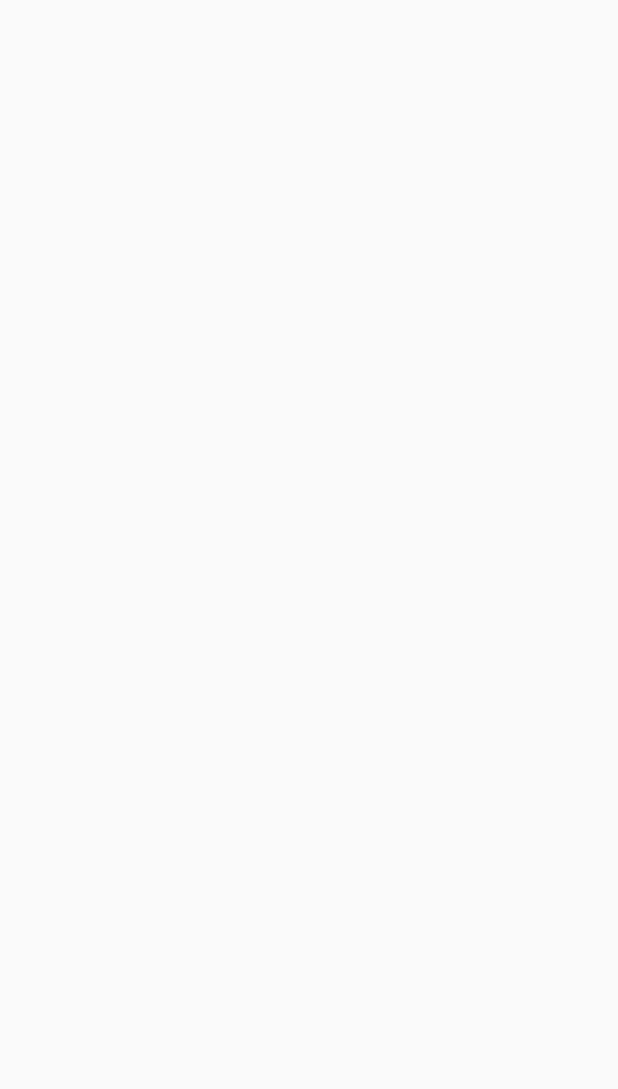
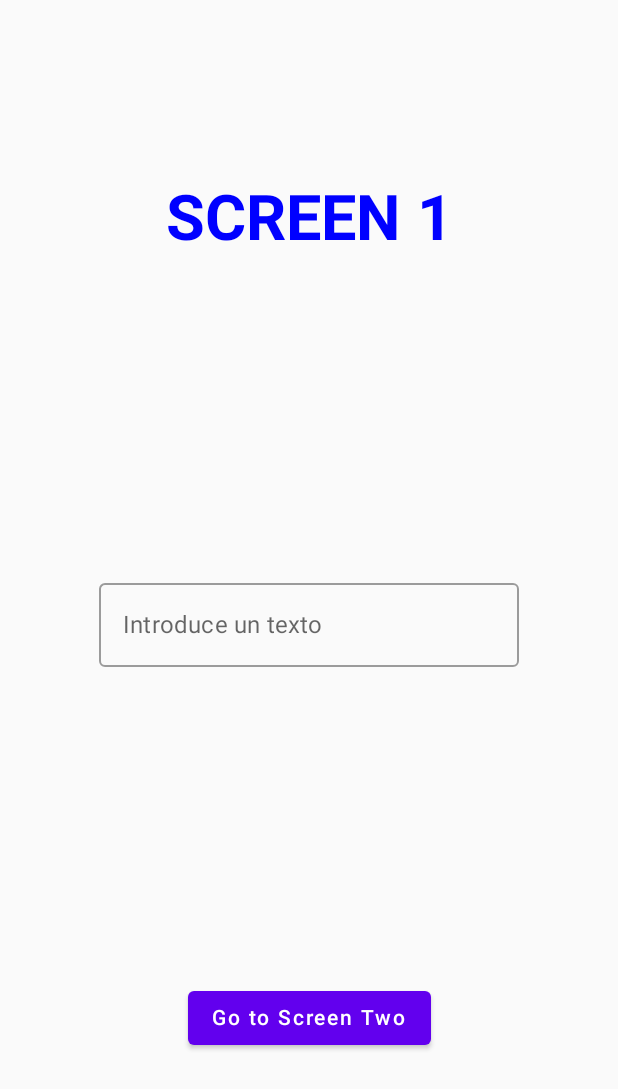
Before and after one commit to JorgeAgulloM/JetpackComposeBasic, an Android app built with Jetpack Compose: the screen it shows after launch (MainActivity), on a phone screen of 412 x 824 dp. Before the commit the part shown is empty. Shown: the top 1089 px of the screen. Run offline under Robolectric (Android 15) with nearby library versions, the phone set to English and light mode, and no system bars.

```diff
--- a/app/src/main/java/com/demo/jetpackcomposebasic/MainActivity.kt
+++ b/app/src/main/java/com/demo/jetpackcomposebasic/MainActivity.kt
@@ -6,27 +6,22 @@ import androidx.activity.compose.setContent
 import androidx.compose.runtime.Composable
 import androidx.compose.ui.tooling.preview.Devices
 import androidx.compose.ui.tooling.preview.Preview
+import com.demo.jetpackcomposebasic.navigation.NavigationHost
 import com.demo.jetpackcomposebasic.ui.theme.JetpackComposeBasicTheme
 
 class MainActivity : ComponentActivity() {
     override fun onCreate(savedInstanceState: Bundle?) {
         super.onCreate(savedInstanceState)
         setContent {
-
-
+            NavigationHost()
         }
     }
 }
-
-
-
-
 
 @Preview(showBackground = true, showSystemUi = true, device = Devices.DEFAULT)
 @Composable
 fun DefaultPreview() {
     JetpackComposeBasicTheme {
-
-
+        NavigationHost()
     }
 }
--- /dev/null
+++ b/app/src/main/java/com/demo/jetpackcomposebasic/ScreenOne.kt
@@ -0,0 +1,47 @@
+package com.demo.jetpackcomposebasic
+
+import androidx.compose.foundation.layout.*
+import androidx.compose.material.Button
+import androidx.compose.material.OutlinedTextField
+import androidx.compose.material.Text
+import androidx.compose.material.TextField
+import androidx.compose.runtime.*
+import androidx.compose.ui.Alignment
+import androidx.compose.ui.Modifier
+import androidx.compose.ui.graphics.Color
+import androidx.compose.ui.text.TextStyle
+import androidx.compose.ui.text.font.FontWeight
+import androidx.compose.ui.unit.dp
+import androidx.compose.ui.unit.sp
+
+@Composable
+fun ScreenOne(
+    goToScreenTwo: (String) -> Unit
+) {
+
+    var textValue by remember {
+        mutableStateOf("")
+    }
+
+    Column(
+        modifier = Modifier
+            .fillMaxSize()
+            .padding(16.dp),
+        verticalArrangement = Arrangement.SpaceAround,
+        horizontalAlignment = Alignment.CenterHorizontally
+    ) {
+        Text(
+            text = "SCREEN 1",
+            style = TextStyle(color = Color.Blue, fontSize = 42.sp, fontWeight = FontWeight.Bold)
+        )
+        OutlinedTextField(
+            value = textValue,
+            onValueChange = { textValue = it },
+            label = { Text(text = "Introduce un texto") }
+        )
+
+        Button(onClick = { goToScreenTwo(textValue.ifEmpty { "Write first" }) }) {
+            Text(text = "Go to Screen Two")
+        }
+    }
+}
--- /dev/null
+++ b/app/src/main/java/com/demo/jetpackcomposebasic/navigation/Destination.kt
@@ -0,0 +1,10 @@
+package com.demo.jetpackcomposebasic.navigation
+
+sealed class Destination(
+    val route: String
+) {
+    object Screen1 : Destination("screen1")
+    object Screen2 : Destination("screen2/{newText}") {
+        fun createRoute(newText : String) = "screen2/$newText"
+    }
+}
--- /dev/null
+++ b/app/src/main/java/com/demo/jetpackcomposebasic/navigation/NavigationHost.kt
@@ -0,0 +1,30 @@
+package com.demo.jetpackcomposebasic.navigation
+
+import androidx.compose.runtime.Composable
+import androidx.navigation.compose.NavHost
+import androidx.navigation.compose.composable
+import androidx.navigation.compose.rememberNavController
+import com.demo.jetpackcomposebasic.ScreenOne
+import com.demo.jetpackcomposebasic.ScreenTwo
+
+@Composable
+fun NavigationHost() {
+    val navController = rememberNavController()
+
+    NavHost(navController = navController, startDestination = Destination.Screen1.route) {
+
+        composable(Destination.Screen1.route) {
+            ScreenOne(goToScreenTwo = { newText ->
+                navController.navigate(Destination.Screen2.createRoute(newText))
+            })
+        }
+
+        composable(Destination.Screen2.route) { navBackStackEntry ->
+            val newText = navBackStackEntry.arguments?.getString("newText")
+            ScreenTwo(
+                text = newText.toString(),
+                gotToBack = { navController.popBackStack() })
+        }
+
+    }
+}
--- a/build.gradle
+++ b/build.gradle
@@ -1,12 +1,12 @@
 buildscript {
     ext {
-        compose_version = '1.1.0-beta01'
+        compose_version = '1.1.1'
     }
 }// Top-level build file where you can add configuration options common to all sub-projects/modules.
 plugins {
     id 'com.android.application' version '7.2.1' apply false
     id 'com.android.library' version '7.2.1' apply false
-    id 'org.jetbrains.kotlin.android' version '1.5.31' apply false
+    id 'org.jetbrains.kotlin.android' version '1.6.10' apply false
 }
 
 task clean(type: Delete) {
```
Also changed, not shown: app/build.gradle (+4 -3 lines), app/src/main/java/com/demo/jetpackcomposebasic/ScreenTwo.kt (added, +45 -0 lines).
